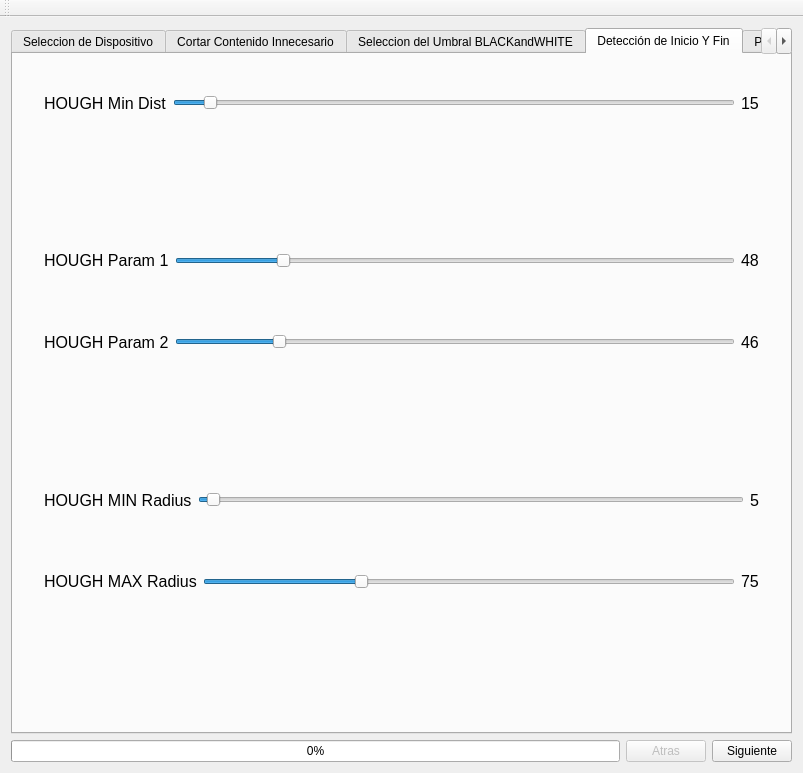
First picture: the form in ventanaprincipal.ui, repository dianjuar/ModuloVisionArtifiical_ACO, before the edit.
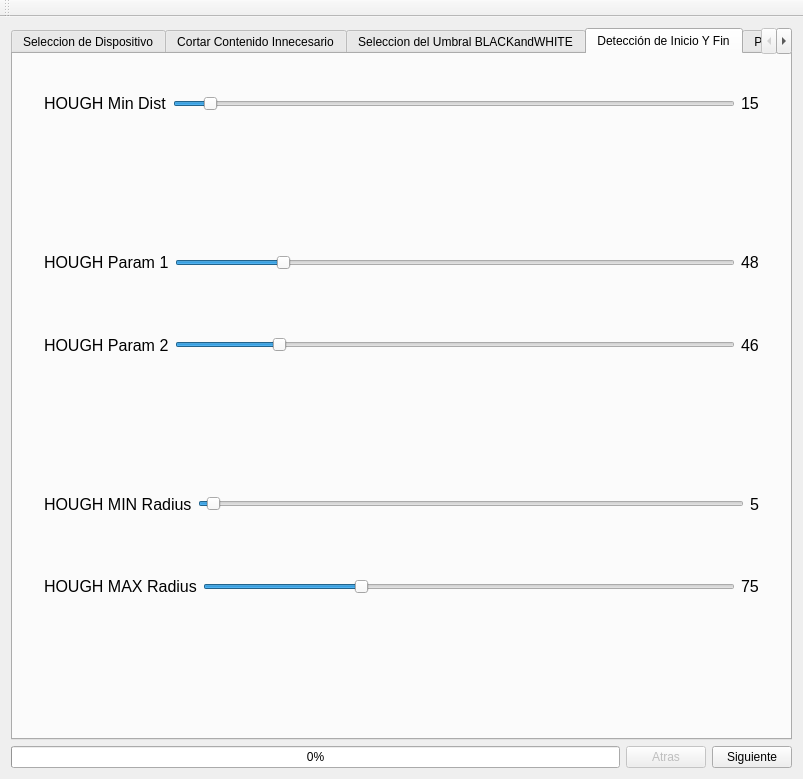
Second picture: the form after the edit. The open tabs and pages were chosen to show the change. Icons and pictures are not drawn.

```diff
--- a/ventanaprincipal.ui
+++ b/ventanaprincipal.ui
@@ -7,7 +7,7 @@
     <x>0</x>
     <y>0</y>
     <width>803</width>
-    <height>773</height>
+    <height>779</height>
    </rect>
   </property>
   <property name="windowTitle">
```
Left out of the diff: 22 changed lines with no effect on the pictures.
